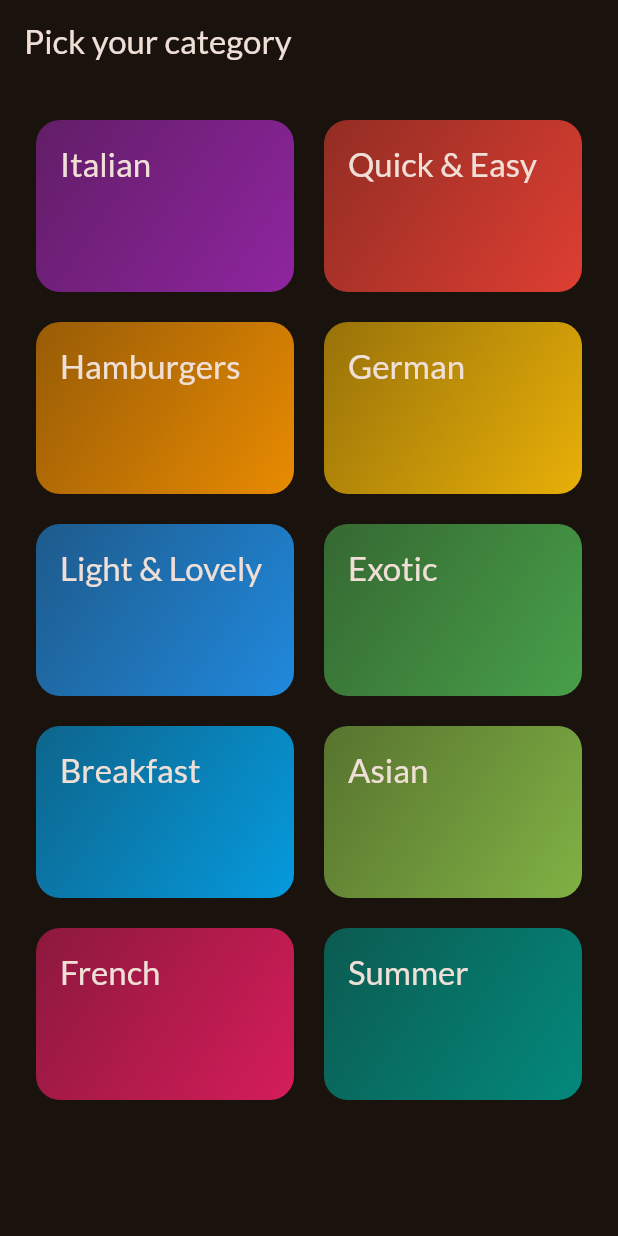
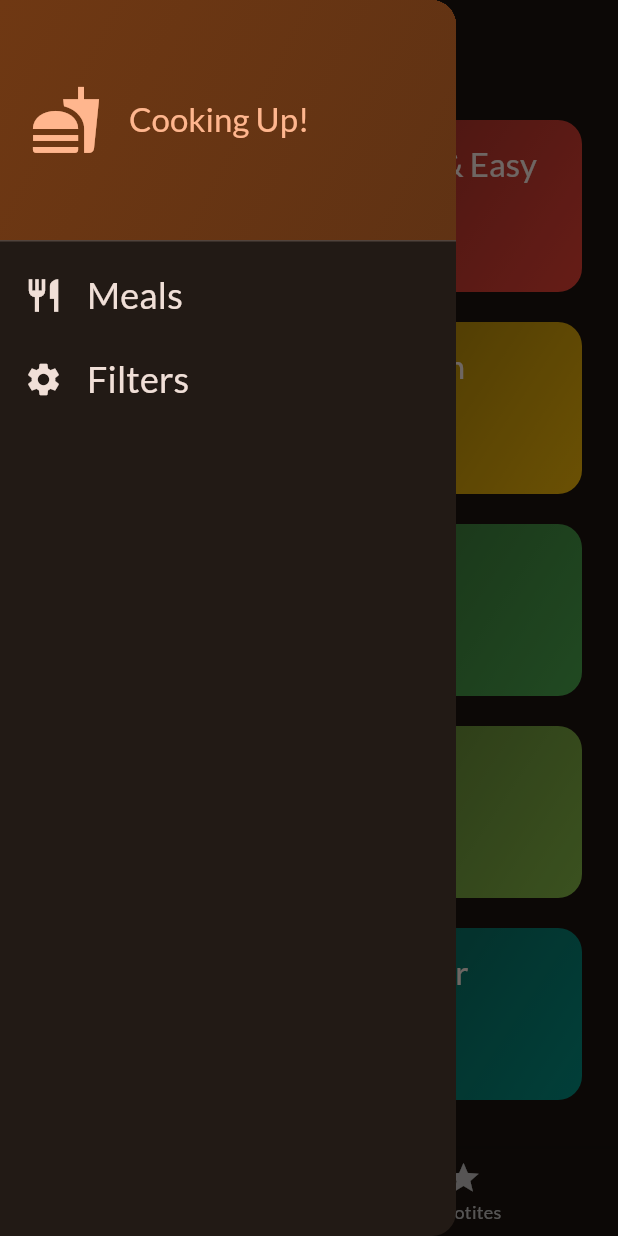
Before and after one commit to abhisheksett/flutter-meals-app, a Flutter app: the screen it shows after launch, with the side drawer open (before the commit the screen has no drawer), on a phone screen of 412 x 824 dp. Run offline on Flutter 3.47's test engine with Material 2 defaults, Android fonts, the phone set to English and light mode, and no system bars; our stand-ins replace google_fonts, transparent_image.

Commit message:
Drawer and bottom navigation added. Meal details screen created. Favorite option added

```diff
--- a/lib/screens/categories.dart
+++ b/lib/screens/categories.dart
@@ -4,8 +4,11 @@ import 'package:flutter_meal_app/models/category.dart';
 import 'package:flutter_meal_app/screens/meals.dart';
 import 'package:flutter_meal_app/widgets/category_grid_item.dart';
 
+import '../models/meal.dart';
+
 class CategoriesScreen extends StatelessWidget {
-  const CategoriesScreen({super.key});
+  final void Function(Meal meal) onToggleFavorite;
+  const CategoriesScreen({super.key, required this.onToggleFavorite});
 
   void _selectCategory(BuildContext context, Category selectedCategory) {
     final filteredMeals = dummyMeals
@@ -17,6 +20,7 @@ class CategoriesScreen extends StatelessWidget {
         builder: (context) => MealsScreen(
           title: selectedCategory.title,
           meals: filteredMeals,
+          onToggleFavorite: onToggleFavorite,
         ),
       ),
     );
@@ -24,11 +28,7 @@ class CategoriesScreen extends StatelessWidget {
 
   @override
   Widget build(BuildContext context) {
-    return Scaffold(
-      appBar: AppBar(
-        title: const Text('Pick your category'),
-      ),
-      body: GridView(
+    return GridView(
       padding: const EdgeInsets.all(24),
       gridDelegate: const SliverGridDelegateWithFixedCrossAxisCount(
         crossAxisCount: 2,
@@ -45,7 +45,6 @@ class CategoriesScreen extends StatelessWidget {
             },
           )
       ],
-      ),
     );
   }
 }
--- /dev/null
+++ b/lib/screens/tabs.dart
@@ -0,0 +1,78 @@
+import 'package:flutter/material.dart';
+import 'package:flutter_meal_app/screens/categories.dart';
+import 'package:flutter_meal_app/screens/meals.dart';
+import 'package:flutter_meal_app/widgets/main_drawer.dart';
+
+import '../models/meal.dart';
+
+class TabsScreen extends StatefulWidget {
+  const TabsScreen({super.key});
+
+  @override
+  State<TabsScreen> createState() => _TabsScreenState();
+}
+
+class _TabsScreenState extends State<TabsScreen> {
+  int _selectedPageIndex = 0;
+  final List<Meal> _favoriteMeals = [];
+
+  void _showInfoMessage(String message) {
+    ScaffoldMessenger.of(context).clearSnackBars();
+    ScaffoldMessenger.of(context)
+        .showSnackBar(SnackBar(content: Text(message)));
+  }
+
+  void _toggleFavoriteMeal(Meal meal) {
+    final bool isExisting = _favoriteMeals.contains(meal);
+    if (isExisting) {
+      setState(() {
+        _favoriteMeals.remove(meal);
+        _showInfoMessage('Meal is no longer favorite');
+      });
+    } else {
+      setState(() {
+        _favoriteMeals.add(meal);
+        _showInfoMessage('Marked as favorite');
+      });
+    }
+  }
+
+  void _selectPage(int index) {
+    setState(() {
+      _selectedPageIndex = index;
+    });
+  }
+
+  @override
+  Widget build(BuildContext context) {
+    Widget activePage = CategoriesScreen(
+      onToggleFavorite: _toggleFavoriteMeal,
+    );
+    String activePageTitle = 'Categories';
+
+    if (_selectedPageIndex == 1) {
+      activePage = MealsScreen(
+        meals: _favoriteMeals,
+        onToggleFavorite: _toggleFavoriteMeal,
+      );
+      activePageTitle = 'Your favorites';
+    }
+
+    return Scaffold(
+      appBar: AppBar(
+        title: Text(activePageTitle),
+      ),
+      drawer: const MainDrawer(),
+      body: activePage,
+      bottomNavigationBar: BottomNavigationBar(
+        onTap: _selectPage,
+        currentIndex: _selectedPageIndex,
+        items: const [
+          BottomNavigationBarItem(
+              icon: Icon(Icons.set_meal), label: 'Categories'),
+          BottomNavigationBarItem(icon: Icon(Icons.star), label: 'Favotites'),
+        ],
+      ),
+    );
+  }
+}
--- /dev/null
+++ b/lib/widgets/main_drawer.dart
@@ -0,0 +1,77 @@
+import 'package:flutter/material.dart';
+
+class MainDrawer extends StatelessWidget {
+  const MainDrawer({super.key});
+
+  @override
+  Widget build(BuildContext context) {
+    return Drawer(
+      child: Column(
+        children: [
+          DrawerHeader(
+            padding: const EdgeInsets.all(20),
+            decoration: BoxDecoration(
+              gradient: LinearGradient(
+                colors: [
+                  Theme.of(context).colorScheme.primaryContainer,
+                  Theme.of(context)
+                      .colorScheme
+                      .primaryContainer
+                      .withOpacity(0.8),
+                ],
+                begin: Alignment.topLeft,
+                end: Alignment.bottomRight,
+              ),
+            ),
+            child: Row(
+              children: [
+                Icon(
+                  Icons.fastfood,
+                  size: 48,
+                  color: Theme.of(context).colorScheme.primary,
+                ),
+                const SizedBox(width: 18),
+                Text(
+                  'Cooking Up!',
+                  style: Theme.of(context).textTheme.titleLarge!.copyWith(
+                        color: Theme.of(context).colorScheme.primary,
+                      ),
+                )
+              ],
+            ),
+          ),
+          ListTile(
+            leading: Icon(
+              Icons.restaurant,
+              size: 26,
+              color: Theme.of(context).colorScheme.onBackground,
+            ),
+            title: Text(
+              'Meals',
+              style: Theme.of(context).textTheme.titleSmall!.copyWith(
+                    color: Theme.of(context).colorScheme.onBackground,
+                    fontSize: 24,
+                  ),
+            ),
+            onTap: () {},
+          ),
+          ListTile(
+            leading: Icon(
+              Icons.settings,
+              size: 26,
+              color: Theme.of(context).colorScheme.onBackground,
+            ),
+            title: Text(
+              'Filters',
+              style: Theme.of(context).textTheme.titleSmall!.copyWith(
+                    color: Theme.of(context).colorScheme.onBackground,
+                    fontSize: 24,
+                  ),
+            ),
+            onTap: () {},
+          )
+        ],
+      ),
+    );
+  }
+}
```
Also changed, not shown: lib/main.dart (+15 -1 lines), lib/screens/meal_details.dart (added, +72 -0 lines), lib/screens/meals.dart (+34 -4 lines), lib/widgets/meal_item.dart (+34 -3 lines), lib/widgets/meal_item_trait.dart (added, +25 -0 lines). Lines whose indentation alone changed are shown as unchanged.
